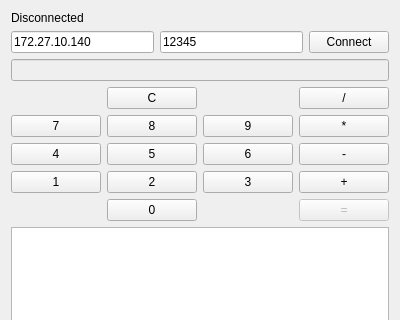
Before: the Qt Designer form ui/widget.ui in vushkov/netcalc, drawn with Qt 5; both pictures show x 0 to 400 and y 0 to 320 of the 400 by 530 pixel window.
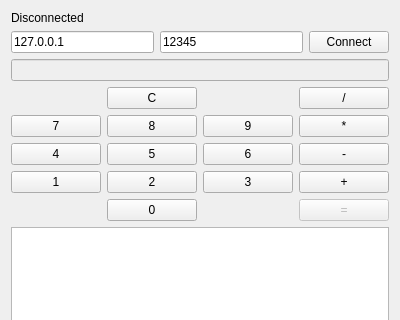
After: the same form once the commit is applied.

Commit message: Added check data by \n symbol

Diff of the .ui file:
```diff
--- a/ui/widget.ui
+++ b/ui/widget.ui
@@ -28,7 +28,7 @@
        <item>
         <widget class="QLineEdit" name="ipLineEdit">
          <property name="text">
-          <string>172.27.10.140</string>
+          <string>127.0.0.1</string>
          </property>
         </widget>
        </item>
```
The commit also changes 2 other files.
